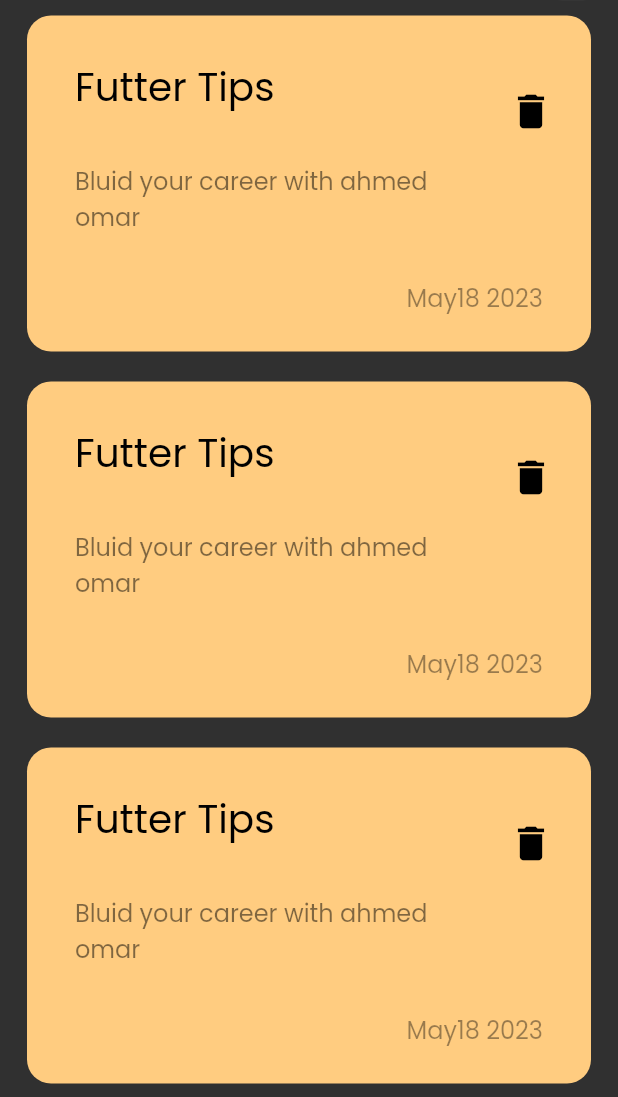
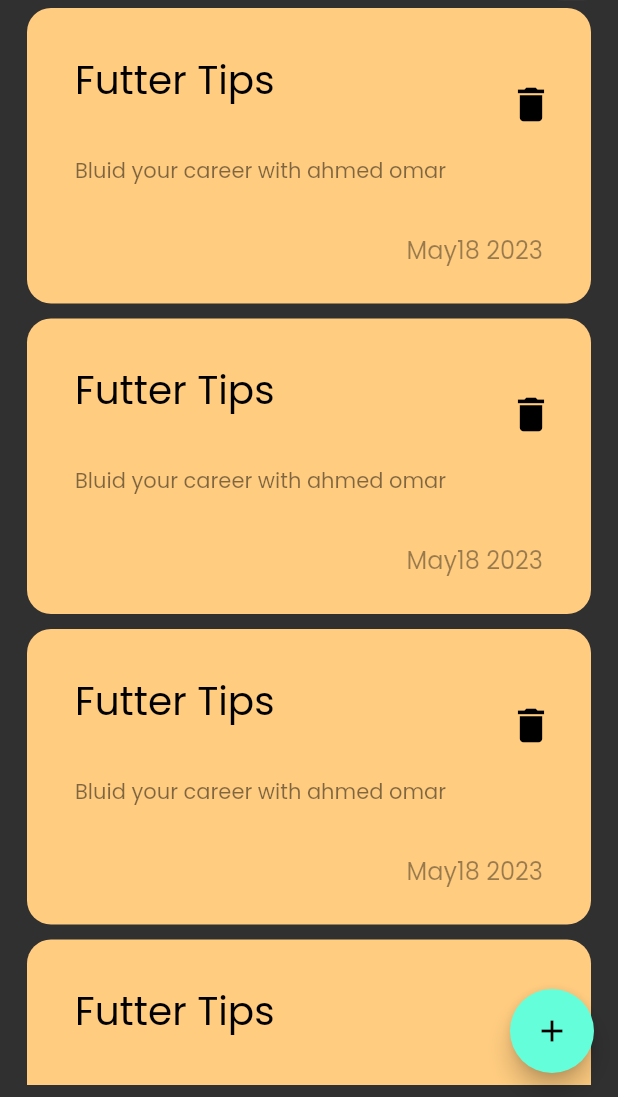
Before and after one commit to Ahmedomar74/note_app, a Flutter app: the screen it shows after launch, on a phone screen of 412 x 824 dp, the part 139-1236 px from its top. Run offline on Flutter 3.47's test engine with Material 2 defaults, Android fonts, the phone set to English and light mode, and no system bars.

Commit message:
add floating action button

```diff
--- a/lib/views/notes_view.dart
+++ b/lib/views/notes_view.dart
@@ -6,8 +6,12 @@ class NotesView extends StatelessWidget {
 
   @override
   Widget build(BuildContext context) {
-    return const Scaffold(
-      body: NotesViewBody(),
+    return Scaffold(
+      floatingActionButton: FloatingActionButton(
+        onPressed: () {},
+        child: const Icon(Icons.add),
+      ),
+      body: const NotesViewBody(),
     );
   }
 }
--- a/lib/views/widgets/custom_note_item.dart
+++ b/lib/views/widgets/custom_note_item.dart
@@ -31,7 +31,7 @@ class NoteItem extends StatelessWidget {
                 'Bluid your career with ahmed omar',
                 style: TextStyle(
                   color: Colors.black.withOpacity(.5),
-                  fontSize: 16,
+                  fontSize: 14,
                 ),
               ),
             ),
--- a/lib/views/widgets/notes_list_view.dart
+++ b/lib/views/widgets/notes_list_view.dart
@@ -8,7 +8,7 @@ class NotesListView extends StatelessWidget {
   Widget build(BuildContext context) {
     return ListView.builder(itemBuilder: (context, index) {
       return const Padding(
-        padding: EdgeInsets.symmetric(vertical: 10, horizontal: 10),
+        padding: EdgeInsets.symmetric(vertical: 5, horizontal: 10),
         child: NoteItem(),
       );
     });
```
